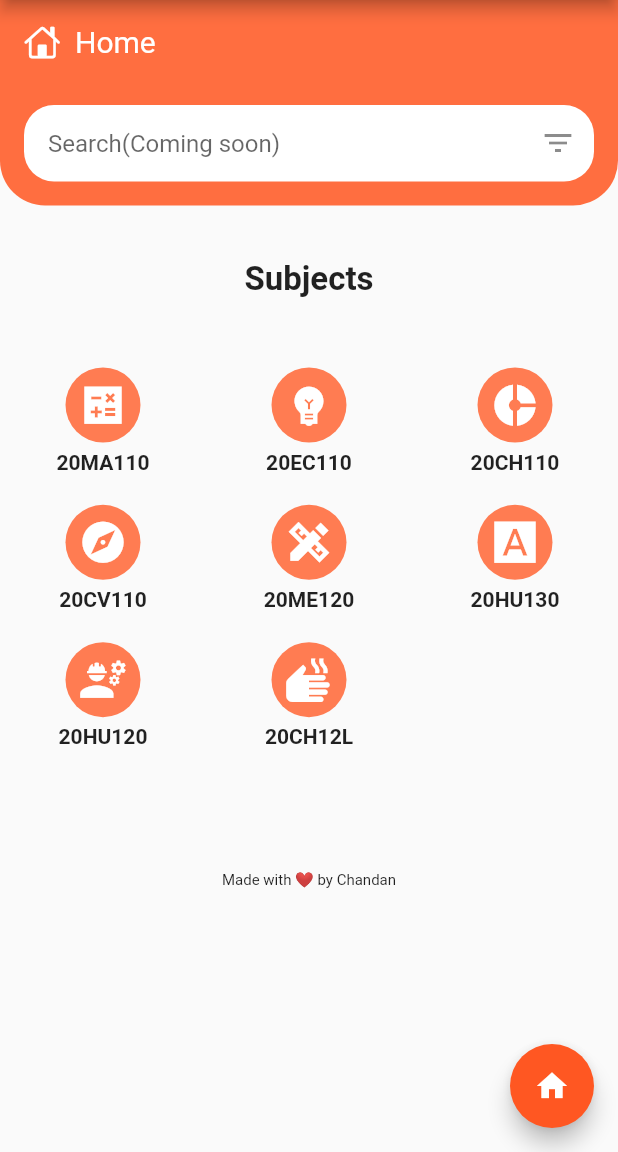
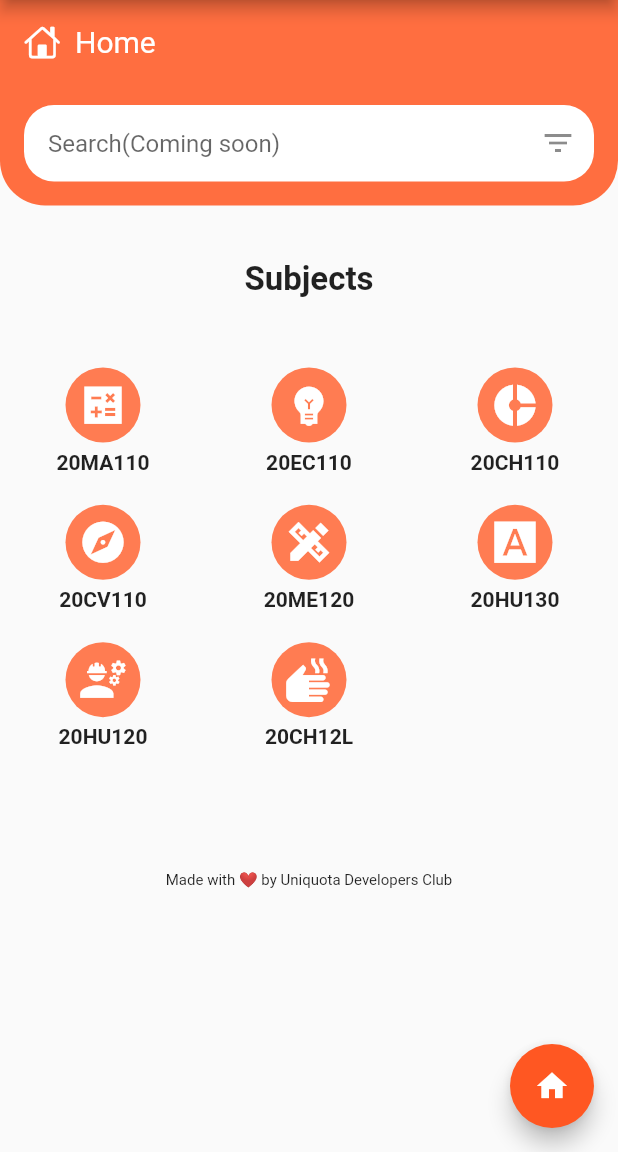
Before and after one commit to chandansgowda/myclassroom, a Flutter app: the screen it shows after launch, in the side drawer, after a tap on the "home" icon, on a phone screen of 412 x 824 dp, the part 84-1236 px from its top. Run offline on Flutter 3.47's test engine with Material 2 defaults, Android fonts, the phone set to English and light mode, and no system bars; our stand-ins replace file_picker, firebase_core, firebase_database, firebase_storage; missing offline and left inert: flutter_plugin_pdf_viewer; accounts and stored records are empty.

```diff
--- a/lib/Widgets/MyDashboard.dart
+++ b/lib/Widgets/MyDashboard.dart
@@ -78,7 +78,7 @@ class MyDashboard extends StatelessWidget {
         Padding(padding: EdgeInsets.all(16.0),
         child: Center(
           child:
-            Text('Made with ❤ by Chandan',style: TextStyle(fontSize: 10.0,),)
+            Text('Made with ❤ by Uniquota Developers Club',style: TextStyle(fontSize: 10.0,),)
           ,
         ),)
       ],
--- a/lib/main.dart
+++ b/lib/main.dart
@@ -1,8 +1,11 @@
+import 'package:firebase_core/firebase_core.dart';
 import 'package:flutter/material.dart';
 import 'package:sjce_myclassroom/pages/HomePage.dart';
 
 
-void main(){
+void main() async{
+  WidgetsFlutterBinding.ensureInitialized();
+  await Firebase.initializeApp();
   runApp(MaterialApp(
     title: "SJCE My Classroom",
     debugShowCheckedModeBanner: false,
--- a/lib/pdf/secondpage.dart
+++ b/lib/pdf/secondpage.dart
@@ -11,7 +11,7 @@ class _ViewPdfState extends State<ViewPdf> {
   @override
   Widget build(BuildContext context) {
     //get data from first class
-    String data;
+    String data=ModalRoute.of(context).settings.arguments;
     ViewNow() async {
       doc = await PDFDocument.fromURL(
           data);
@@ -23,7 +23,7 @@ class _ViewPdfState extends State<ViewPdf> {
     Widget Loading(){
       ViewNow();
       if(doc==null){
-        //return
+        return Text("Loading...");
       }
     }
     return Scaffold(
--- a/pubspec.yaml
+++ b/pubspec.yaml
@@ -33,6 +33,7 @@ dependencies:
   firebase_core: ^0.7.0
   firebase_database: ^6.0.0
   firebase_storage: ^7.0.0
+  file_picker: ^1.13.0+1
 
 
 
```
Also changed, not shown: lib/pdf/firstpage.dart (+31 -11 lines), pubspec.lock.
